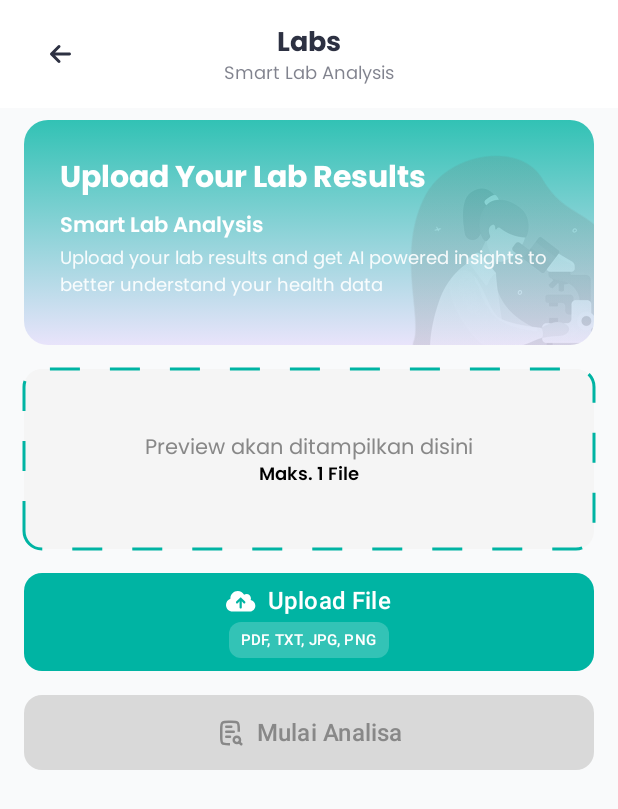
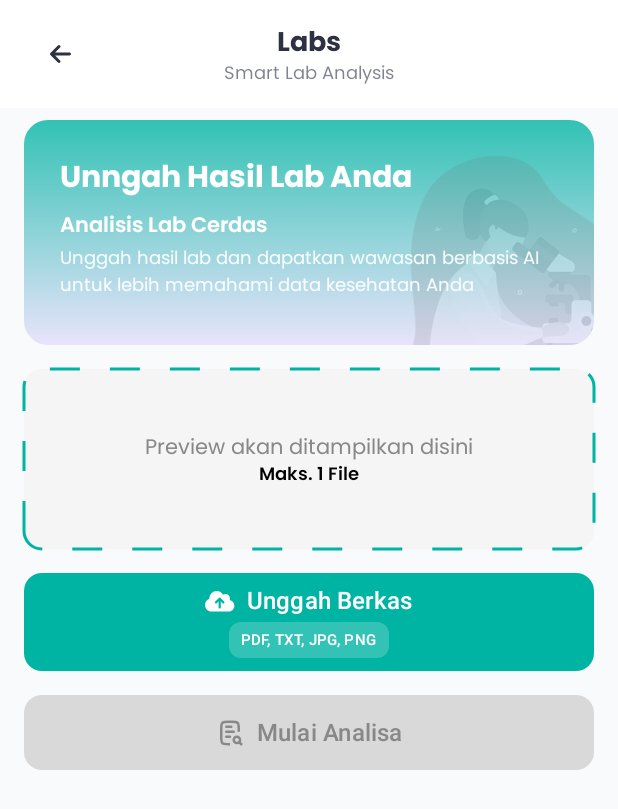
Before and after one commit to dzikrimr/prediai-app, an Android app built with Jetpack Compose: the composable LabsScreen shown on its own in the app's theme, on a phone screen of 412 x 824 dp. Shown: the top 809 px of the screen. Run offline under Robolectric (Android 15) with nearby library versions, the phone set to English and light mode, and no system bars; our stand-ins replace Dagger/Hilt's generated code, Firebase (no records; nobody signed in at launch, a user with empty details on screens opened directly); libraries missing offline, so code that uses them is left out: com.cloudinary.android, com.google.ai.client, com.tom_roush.pdfbox; pictures from the network do not load; 1 statement that could not run was skipped.

Commit message:
refactor: change lang to bahasa in labs screen, fix labs menu nav bug

```diff
--- a/app/src/main/java/com/example/prediai/presentation/common/NavBottomBar.kt
+++ b/app/src/main/java/com/example/prediai/presentation/common/NavBottomBar.kt
@@ -90,7 +90,7 @@ fun BottomNavigationBar(
                 // Labs
                 BottomNavItemView(
                     item = BottomNavItem.LABS,
-                    isSelected = currentRoute == BottomNavItem.LABS.route,
+                    isSelected = currentRoute == BottomNavItem.LABS.route || currentRoute.startsWith("lab"),
                     onClick = { onNavigate(BottomNavItem.LABS.route) }
                 )
 
--- a/app/src/main/java/com/example/prediai/presentation/labs/LabsScreen.kt
+++ b/app/src/main/java/com/example/prediai/presentation/labs/LabsScreen.kt
@@ -86,11 +86,11 @@ fun LabsScreen(
                 ) {
                     Image(painter = painterResource(id = R.drawable.bg_lab), contentDescription = null, modifier = Modifier.align(Alignment.CenterEnd).size(180.dp).offset(x = 40.dp), alpha = 0.8f)
                     Column(modifier = Modifier.fillMaxWidth().padding(24.dp)) {
-                        Text(text = "Upload Your Lab Results", fontSize = 20.sp, fontWeight = FontWeight.Bold, color = Color.White)
+                        Text(text = "Unngah Hasil Lab Anda", fontSize = 20.sp, fontWeight = FontWeight.Bold, color = Color.White)
                         Spacer(modifier = Modifier.height(8.dp))
-                        Text(text = "Smart Lab Analysis", fontSize = 14.sp, fontWeight = FontWeight.SemiBold, color = Color.White)
+                        Text(text = "Analisis Lab Cerdas", fontSize = 14.sp, fontWeight = FontWeight.SemiBold, color = Color.White)
                         Spacer(modifier = Modifier.height(4.dp))
-                        Text(text = "Upload your lab results and get AI powered insights to better understand your health data", fontSize = 12.sp, color = Color.White.copy(alpha = 0.9f), lineHeight = 18.sp)
+                        Text(text = "Unggah hasil lab dan dapatkan wawasan berbasis AI untuk lebih memahami data kesehatan Anda", fontSize = 12.sp, color = Color.White.copy(alpha = 0.9f), lineHeight = 18.sp)
                     }
                 }
             }
@@ -148,7 +148,7 @@ fun LabsScreen(
                         Row(verticalAlignment = Alignment.CenterVertically) {
                             Icon(painter = painterResource(id = R.drawable.ic_upload), contentDescription = null, modifier = Modifier.size(20.dp))
                             Spacer(modifier = Modifier.width(8.dp))
-                            Text(text = "Upload File", fontSize = 16.sp, fontWeight = FontWeight.SemiBold)
+                            Text(text = "Unggah Berkas", fontSize = 16.sp, fontWeight = FontWeight.SemiBold)
                         }
                         Spacer(modifier = Modifier.height(4.dp))
                         Box(modifier = Modifier.clip(RoundedCornerShape(8.dp)).background(Color.White.copy(alpha = 0.2f)).padding(horizontal = 8.dp, vertical = 2.dp)) {
@@ -192,9 +192,9 @@ fun LabsScreen(
                         horizontalArrangement = Arrangement.SpaceBetween,
                         verticalAlignment = Alignment.CenterVertically
                     ) {
-                        Text(text = "Recent Analysis", fontSize = 16.sp, fontWeight = FontWeight.Bold, color = Color.Black)
+                        Text(text = "Analisis Terakhir", fontSize = 16.sp, fontWeight = FontWeight.Bold, color = Color.Black)
                         TextButton(onClick = { /* TODO: Navigasi ke halaman riwayat lab lengkap */ }) {
-                            Text(text = "View All", fontSize = 14.sp, color = Color(0xFF00B4A3))
+                            Text(text = "Lihat Semua", fontSize = 14.sp, color = Color(0xFF00B4A3))
                         }
                     }
                 }
--- a/app/src/main/java/com/example/prediai/presentation/labs/comps/AIExplanationCard.kt
+++ b/app/src/main/java/com/example/prediai/presentation/labs/comps/AIExplanationCard.kt
@@ -52,7 +52,7 @@ fun AIExplanationCard(
                 }
                 Spacer(modifier = Modifier.width(8.dp))
                 Text(
-                    text = "AI Explanation & Next Steps",
+                    text = "Analisis AI & Saran Tindak Lanjut",
                     fontSize = 16.sp,
                     fontWeight = FontWeight.Bold,
                     color = Color(0xFF2D3142)
--- a/app/src/main/java/com/example/prediai/presentation/labs/comps/FileInfoCard.kt
+++ b/app/src/main/java/com/example/prediai/presentation/labs/comps/FileInfoCard.kt
@@ -69,14 +69,14 @@ fun FileInfoCard(
 
             Column {
                 Text(
-                    text = "File : $fileName",
+                    text = "Berkas : $fileName",
                     fontSize = 16.sp,
                     fontWeight = FontWeight.SemiBold,
                     color = Color(0xFF2D3142)
                 )
                 Spacer(modifier = Modifier.height(4.dp))
                 Text(
-                    text = "Uploaded on $uploadDate",
+                    text = "Diunggah pada $uploadDate",
                     fontSize = 13.sp,
                     color = Color(0xFF9E9E9E)
                 )
```
